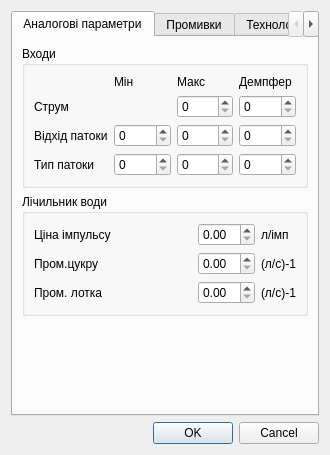
The window that centrif/scada/cfparam.ui (vanessaorgua/whwell) describes before a commit, drawn with Qt 5.
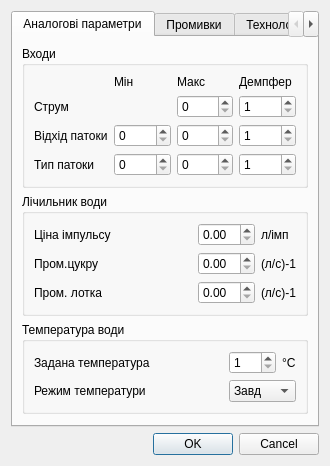
The same window after the commit. The open tabs and pages were chosen to show the change.

Commit message: Додано введення заданої температури води та режиму розрахунку кількості води

```diff
--- a/centrif/scada/cfparam.ui
+++ b/centrif/scada/cfparam.ui
@@ -7,7 +7,7 @@
     <x>0</x>
     <y>0</y>
     <width>330</width>
-    <height>448</height>
+    <height>452</height>
    </rect>
   </property>
   <property name="windowTitle">
@@ -17,7 +17,7 @@
    <item>
     <widget class="QTabWidget" name="tabWidget">
      <property name="currentIndex">
-      <number>0</number>
+      <number>1</number>
      </property>
      <widget class="QWidget" name="tab_1">
       <attribute name="title">
@@ -68,8 +68,11 @@
             <property name="toolTip">
              <string>Демпфер каналу вимірювання інтенсивності відходу патоки</string>
             </property>
+            <property name="minimum">
+             <number>1</number>
+            </property>
             <property name="maximum">
-             <number>5</number>
+             <number>99</number>
             </property>
            </widget>
           </item>
@@ -106,8 +109,11 @@
             <property name="toolTip">
              <string>Демпфер каналу вимірювання струму</string>
             </property>
+            <property name="minimum">
+             <number>1</number>
+            </property>
             <property name="maximum">
-             <number>5</number>
+             <number>99</number>
             </property>
            </widget>
           </item>
@@ -124,26 +130,6 @@
             </property>
            </widget>
           </item>
-          <item row="3" column="0">
-           <widget class="QLabel" name="label_31">
-            <property name="text">
-             <string>Тип патоки</string>
-            </property>
-           </widget>
-          </item>
-          <item row="3" column="2">
-           <widget class="QDoubleSpinBox" name="Fsgr_min">
-            <property name="toolTip">
-             <string>Задане мінімальне значення шкали каналу вимірювання типу патоки</string>
-            </property>
-            <property name="decimals">
-             <number>0</number>
-            </property>
-            <property name="maximum">
-             <double>3000.000000000000000</double>
-            </property>
-           </widget>
-          </item>
           <item row="3" column="3">
            <widget class="QDoubleSpinBox" name="Fsgr_max">
             <property name="toolTip">
@@ -162,8 +148,31 @@
             <property name="toolTip">
              <string>Демпфер каналу вимірювання типу патоки</string>
             </property>
+            <property name="minimum">
+             <number>1</number>
+            </property>
             <property name="maximum">
-             <number>5</number>
+             <number>99</number>
+            </property>
+           </widget>
+          </item>
+          <item row="3" column="0">
+           <widget class="QLabel" name="label_31">
+            <property name="text">
+             <string>Тип патоки</string>
+            </property>
+           </widget>
+          </item>
+          <item row="3" column="2">
+           <widget class="QDoubleSpinBox" name="Fsgr_min">
+            <property name="toolTip">
+             <string>Задане мінімальне значення шкали каналу вимірювання типу патоки</string>
+            </property>
+            <property name="decimals">
+             <number>0</number>
+            </property>
+            <property name="maximum">
+             <double>3000.000000000000000</double>
             </property>
            </widget>
           </item>
@@ -266,6 +275,78 @@
          </layout>
         </widget>
        </item>
+       <item>
+        <widget class="QGroupBox" name="groupBox_9">
+         <property name="title">
+          <string>Температура води</string>
+         </property>
+         <layout class="QGridLayout" name="gridLayout_9">
+          <item row="0" column="1">
+           <widget class="QSpinBox" name="Tvod_zd">
+            <property name="toolTip">
+             <string>Задана температура для розрахунку кількості води на на пробілювання цукру</string>
+            </property>
+            <property name="minimum">
+             <number>1</number>
+            </property>
+            <property name="maximum">
+             <number>150</number>
+            </property>
+           </widget>
+          </item>
+          <item row="0" column="2">
+           <widget class="QLabel" name="label_43">
+            <property name="text">
+             <string>°C</string>
+            </property>
+           </widget>
+          </item>
+          <item row="0" column="0">
+           <widget class="QLabel" name="label_36">
+            <property name="sizePolicy">
+             <sizepolicy hsizetype="Expanding" vsizetype="Preferred">
+              <horstretch>0</horstretch>
+              <verstretch>0</verstretch>
+             </sizepolicy>
+            </property>
+            <property name="text">
+             <string>Задана температура</string>
+            </property>
+           </widget>
+          </item>
+          <item row="1" column="0">
+           <widget class="QLabel" name="label_44">
+            <property name="sizePolicy">
+             <sizepolicy hsizetype="Expanding" vsizetype="Preferred">
+              <horstretch>0</horstretch>
+              <verstretch>0</verstretch>
+             </sizepolicy>
+            </property>
+            <property name="text">
+             <string>Режим температури</string>
+            </property>
+           </widget>
+          </item>
+          <item row="1" column="1" colspan="2">
+           <widget class="QComboBox" name="rej_tvod">
+            <property name="toolTip">
+             <string>Режим розрахунку кількості води на пробілювання</string>
+            </property>
+            <item>
+             <property name="text">
+              <string>Завд</string>
+             </property>
+            </item>
+            <item>
+             <property name="text">
+              <string>Датч</string>
+             </property>
+            </item>
+           </widget>
+          </item>
+         </layout>
+        </widget>
+       </item>
        <item>
         <spacer name="verticalSpacer_2">
          <property name="orientation">
```
The commit also changes 2 other files.
